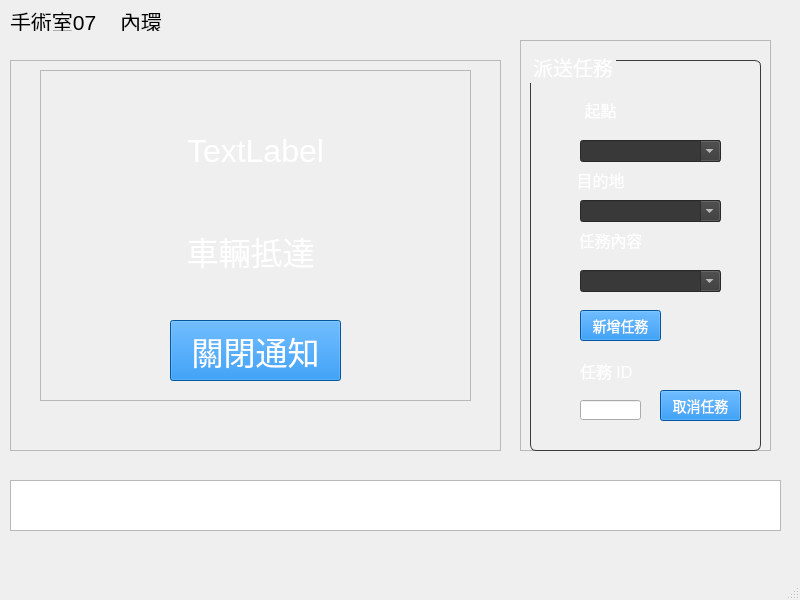
First picture: the form in desktop_software/desk_client.ui, repository kimurajz-create/amr-task-system, before the edit.
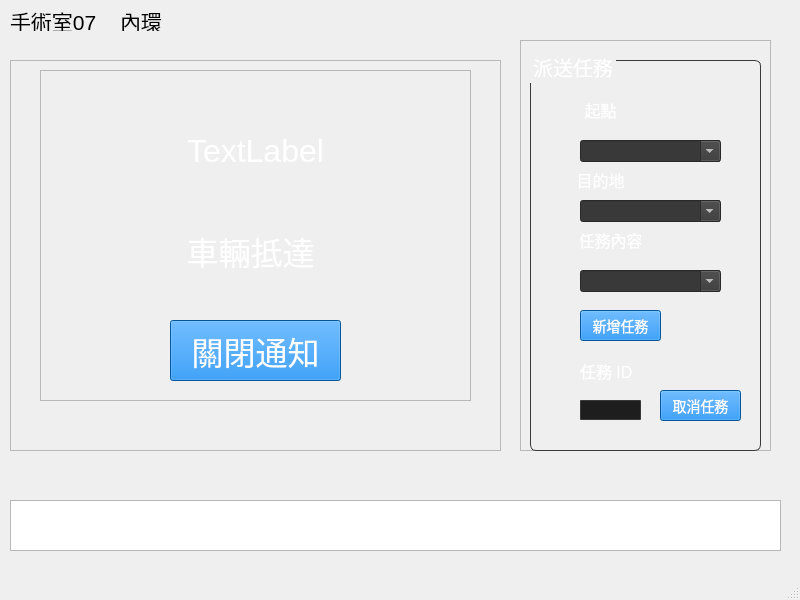
Second picture: the form after the edit.

Commit message:
refactor: async structure to prevent UI freeze and add connection status indicators
desk_client.ui add connection status indicators
desk_client_standalone_V3.py change to async structure
desk_client_standalone_V3_backup.py no async version
desktop_TaskDBManager.py change _execute_query return e to show
connection error
functions.py check status api logic

Patch:
```diff
--- a/desktop_software/desk_client.ui
+++ b/desktop_software/desk_client.ui
@@ -291,6 +291,21 @@
         <height>20</height>
        </rect>
       </property>
+      <property name="styleSheet">
+       <string notr="true">QLineEdit {
+    border: 1px solid #3a3a3a;
+    border-radius: 1px;
+    padding: 1px;
+    background-color: #1e1e1e;
+    color: white;
+    font-size: 14px;
+}
+
+QLineEdit:focus {
+    border: 1px solid #4da3ff;
+    background-color: #262626;
+}</string>
+      </property>
      </widget>
      <widget class="QComboBox" name="cmb_end_point">
       <property name="geometry">
@@ -404,7 +419,7 @@
     <property name="geometry">
      <rect>
       <x>10</x>
-      <y>480</y>
+      <y>500</y>
       <width>771</width>
       <height>51</height>
      </rect>
```
Left out of the diff: 40 changed lines with no effect on the pictures. The commit also changes 4 other files.
